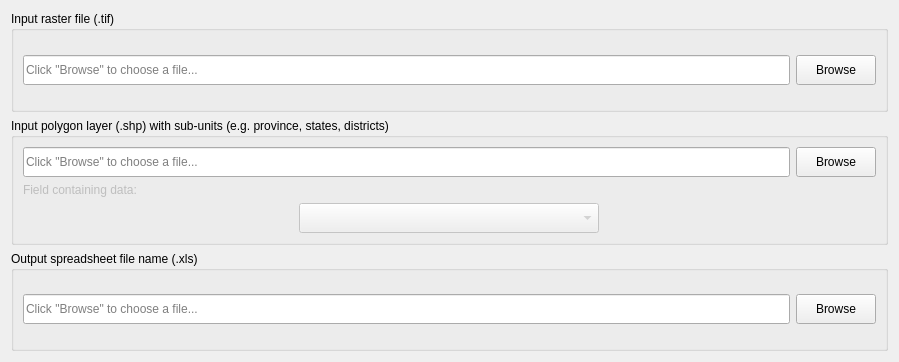
This is LDMP/gui/WidgetCalcMultSDGSummary.ui in ConservationInternational/trends.earth as Qt 5 draws it before an edit. The edited form follows.
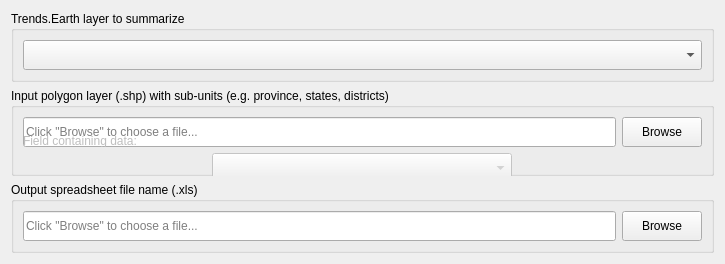
This is the edited form. Custom widgets are drawn as their Qt base class.

Commit message: Add browse buttons to all layer selectors.

Diff of the .ui file:
```diff
--- a/LDMP/gui/WidgetCalcMultSDGSummary.ui
+++ b/LDMP/gui/WidgetCalcMultSDGSummary.ui
@@ -6,8 +6,8 @@
    <rect>
     <x>0</x>
     <y>0</y>
-    <width>899</width>
-    <height>362</height>
+    <width>725</width>
+    <height>264</height>
    </rect>
   </property>
   <property name="sizePolicy">
@@ -23,47 +23,19 @@
    <item row="0" column="0">
     <widget class="QGroupBox" name="groupBox_4">
      <property name="title">
-      <string>Input raster file (.tif)</string>
+      <string>Trends.Earth layer to summarize</string>
      </property>
      <layout class="QHBoxLayout" name="horizontalLayout">
       <item>
-       <widget class="QLineEdit" name="lineEdit_output_file">
-        <property name="enabled">
-         <bool>true</bool>
-        </property>
+       <widget class="WidgetSelectTELayer" name="comboBox">
         <property name="minimumSize">
          <size>
           <width>0</width>
           <height>30</height>
          </size>
         </property>
-        <property name="readOnly">
-         <bool>true</bool>
-        </property>
-        <property name="placeholderText">
-         <string>Click &quot;Browse&quot; to choose a file...</string>
-        </property>
-       </widget>
-      </item>
-      <item>
-       <widget class="QPushButton" name="btn_output_file_browse">
-        <property name="enabled">
-         <bool>true</bool>
-        </property>
-        <property name="minimumSize">
-         <size>
-          <width>0</width>
-          <height>30</height>
-         </size>
-        </property>
-        <property name="maximumSize">
-         <size>
-          <width>120</width>
-          <height>16777215</height>
-         </size>
-        </property>
-        <property name="text">
-         <string>Browse</string>
+        <property name="layer_type" stdset="0">
+         <string>any</string>
         </property>
        </widget>
       </item>
@@ -213,6 +185,13 @@
    </item>
   </layout>
  </widget>
+ <customwidgets>
+  <customwidget>
+   <class>WidgetSelectTELayer</class>
+   <extends>QComboBox</extends>
+   <header>LDMP/layers</header>
+  </customwidget>
+ </customwidgets>
  <resources/>
  <connections/>
 </ui>
```
The commit also changes 12 other files.
